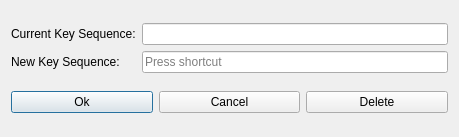
This is src/shortcutkeyeditwin.ui in chenrongbiao/notepad as Qt 5 draws it before an edit. The edited form follows.
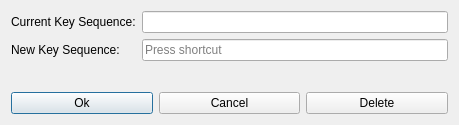
This is the edited form.

```diff
--- a/src/shortcutkeyeditwin.ui
+++ b/src/shortcutkeyeditwin.ui
@@ -7,7 +7,7 @@
     <x>0</x>
     <y>0</y>
     <width>459</width>
-    <height>137</height>
+    <height>125</height>
    </rect>
   </property>
   <property name="windowTitle">
@@ -42,6 +42,19 @@
      </item>
     </layout>
    </item>
+   <item>
+    <spacer name="verticalSpacer">
+     <property name="orientation">
+      <enum>Qt::Vertical</enum>
+     </property>
+     <property name="sizeHint" stdset="0">
+      <size>
+       <width>20</width>
+       <height>40</height>
+      </size>
+     </property>
+    </spacer>
+   </item>
    <item>
     <layout class="QHBoxLayout" name="horizontalLayout">
      <item>
```
